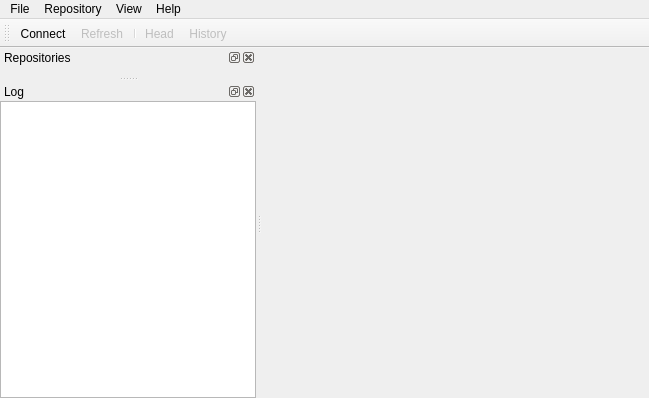
Above: forms/repogui.ui from 3drepo/3drepogui before the change. Below: the same form after it.
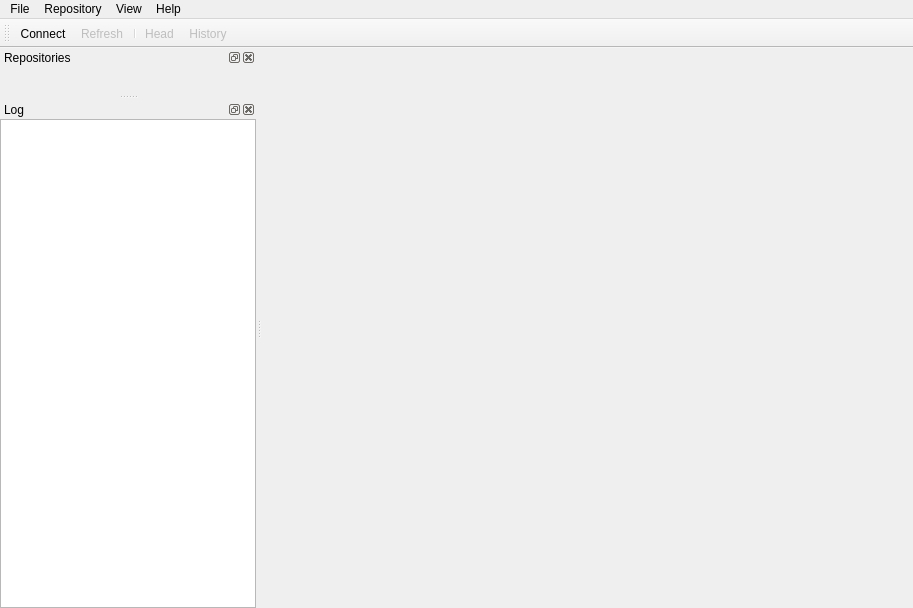
That is the form after the change. Custom widgets are drawn as their Qt base class.

Commit message: Added storing and restoring of window state.

What changed in the file:
```diff
--- a/forms/repogui.ui
+++ b/forms/repogui.ui
@@ -6,8 +6,8 @@
    <rect>
     <x>0</x>
     <y>0</y>
-    <width>649</width>
-    <height>398</height>
+    <width>913</width>
+    <height>608</height>
    </rect>
   </property>
   <property name="windowTitle">
@@ -19,7 +19,7 @@
     <rect>
      <x>0</x>
      <y>0</y>
-     <width>649</width>
+     <width>913</width>
      <height>21</height>
     </rect>
    </property>
```
The commit also changes 2 other files.
